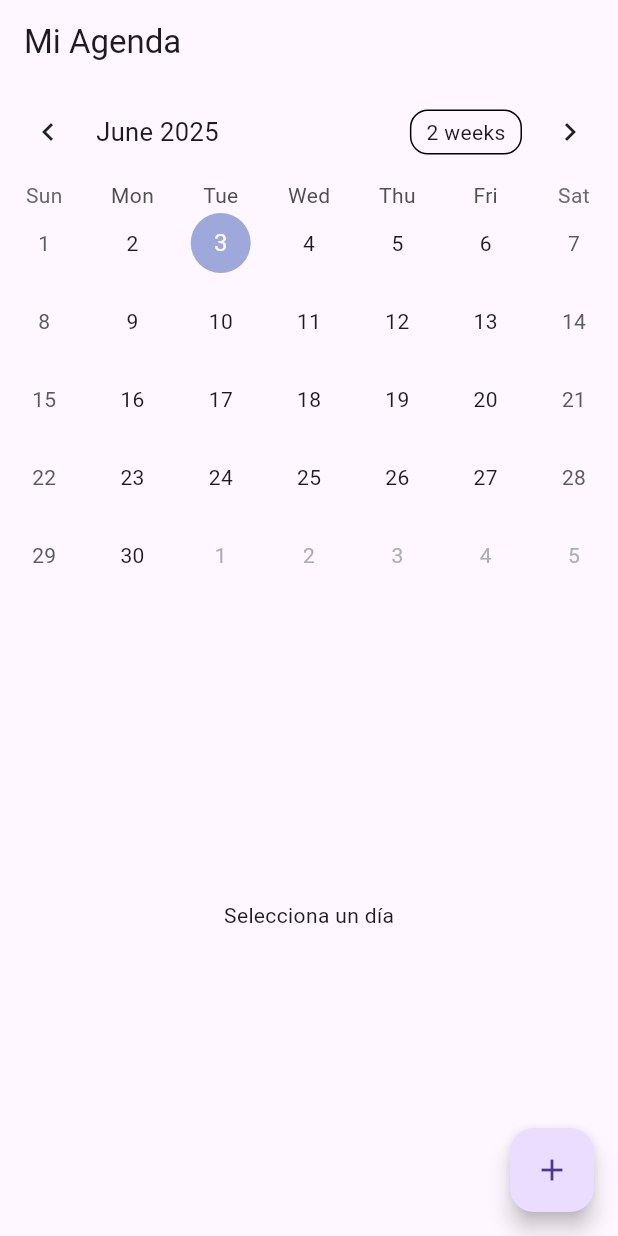
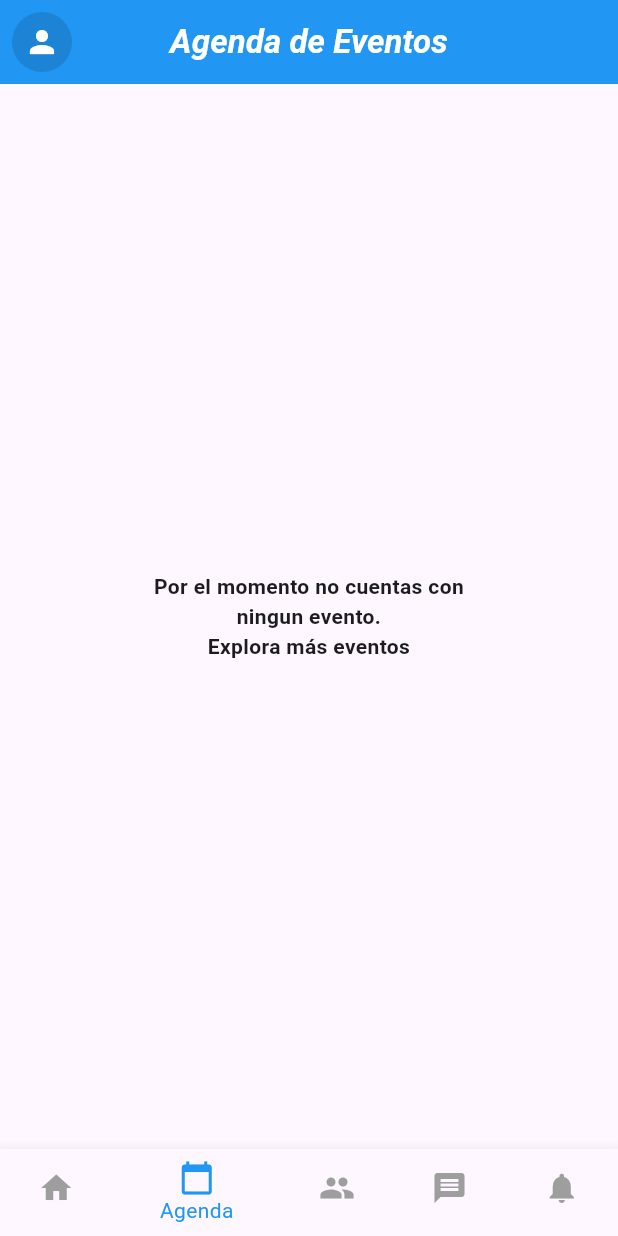
Before and after one commit to FABIANB3TANCOUR/ITEvent-supabase-, a Flutter app: the AgendaUsuario screen opened directly, on a phone screen of 412 x 824 dp. Run offline on Flutter 3.47's test engine with Material 3 defaults, Android fonts, the phone set to English and light mode, and no system bars; drawn by our look-alikes of table_calendar; our stand-ins replace shared_preferences, supabase_flutter; accounts and stored records are empty.

Commit message:
agenda de eventos general y actividades por evento, con segmentacion en dias

```diff
--- a/lib/main.dart
+++ b/lib/main.dart
@@ -1,4 +1,5 @@
 import 'package:flutter/material.dart';
+import 'package:intl/date_symbol_data_local.dart';
 import 'package:supabase_flutter/supabase_flutter.dart'; // ← NUEVO
 
 import 'screens/type_logins.dart';
@@ -12,7 +13,7 @@ void main() async {
     anonKey:
         'eyJhbGciOiJIUzI1NiIsInR5cCI6IkpXVCJ9.eyJpc3MiOiJzdXBhYmFzZSIsInJlZiI6ImJzaWVwemd1dHdzbWJlZnR5cmRkIiwicm9sZSI6ImFub24iLCJpYXQiOjE3NDg0MTUxMDQsImV4cCI6MjA2Mzk5MTEwNH0.5UxlIN7IueevK82QoWly1MoGil1kRSU8cFoygVns-T8', // ← CAMBIA ESTO
   );
-
+  await initializeDateFormatting('es', null);
   runApp(const ITEventApp());
 }
 
--- a/lib/screens/admin/agenda.dart
+++ b/lib/screens/admin/agenda.dart
@@ -1,73 +1,173 @@
 import 'package:flutter/material.dart';
-import 'package:table_calendar/table_calendar.dart';
+import 'package:supabase_flutter/supabase_flutter.dart';
+
+import 'agenda_detail.dart';
+import 'main_navigator.dart';
+import 'perfil.dart';
 
 class AgendaUsuario extends StatefulWidget {
+  const AgendaUsuario({super.key});
+
   @override
-  _AgendaUsuarioState createState() => _AgendaUsuarioState();
+  State<AgendaUsuario> createState() => _AgendaUsuarioState();
 }
 
 class _AgendaUsuarioState extends State<AgendaUsuario> {
-  CalendarFormat _calendarFormat = CalendarFormat.month;
-  DateTime _focusedDay = DateTime.now();
-  DateTime? _selectedDay;
-  Map<DateTime, List<String>> _eventos = {
-    DateTime.now(): ['Reunión con equipo', 'Clase de Flutter'],
-  };
+  /// Cliente de Supabase
+  final supabase = Supabase.instance.client;
 
+  /// Lista con los eventos obtenidos de la BD
+  List<dynamic> eventos = [];
+
+  /// Indicador de carga
+  bool isLoading = true;
+
+  @override
+  void initState() {
+    super.initState();
+    _cargarEventos();
+  }
+
+  /// Obtiene todos los eventos ordenados por fecha de inicio
+  Future<void> _cargarEventos() async {
+    setState(() => isLoading = true);
+    try {
+      final data = await supabase
+          .from('eventos')
+          .select()
+          .order('fecha_inicio');
+      if (mounted) {
+        setState(() {
+          eventos = data;
+          isLoading = false;
+        });
+      }
+    } catch (e) {
+      if (mounted) {
+        ScaffoldMessenger.of(
+          context,
+        ).showSnackBar(SnackBar(content: Text('Error al cargar eventos: $e')));
+        setState(() => isLoading = false);
+      }
+    }
+  }
+
+  /// Muestra un diálogo para crear un nuevo evento
   @override
   Widget build(BuildContext context) {
     return Scaffold(
       appBar: AppBar(
-        title: Text('Mi Agenda'),
+        backgroundColor: Colors.blue,
+        leading: GestureDetector(
+          onTap:
+              () => Navigator.push(
+                context,
+                MaterialPageRoute(builder: (context) => const PerfilScreen()),
+              ),
+          child: const Padding(
+            padding: EdgeInsets.all(8.0),
+            child: CircleAvatar(
+              backgroundColor: Colors.black12,
+              child: Icon(Icons.person, color: Colors.white),
+            ),
+          ),
+        ),
+        title: const Text(
+          'Agenda de Eventos',
+          style: TextStyle(
+            fontWeight: FontWeight.bold,
+            fontStyle: FontStyle.italic,
+            color: Colors.white,
+          ),
+        ),
+        centerTitle: true,
       ),
-      body: Column(
-        children: [
-          TableCalendar(
-            calendarFormat: _calendarFormat,
-            focusedDay: _focusedDay,
-            firstDay: DateTime(2000),
-            lastDay: DateTime(2050),
-            selectedDayPredicate: (day) => isSameDay(_selectedDay, day),
-            onDaySelected: (selectedDay, focusedDay) {
-              setState(() {
-                _selectedDay = selectedDay;
-                _focusedDay = focusedDay;
-              });
-            },
-            eventLoader: (day) => _eventos[day] ?? [],
+      body:
+          isLoading
+              ? const Center(child: CircularProgressIndicator())
+              : eventos.isEmpty
+              ? Center(
+                child: Column(
+                  mainAxisAlignment: MainAxisAlignment.center,
+                  children: [
+                    const Text(
+                      'Por el momento no cuentas con\nningun evento.\nExplora más eventos',
+                      textAlign: TextAlign.center,
+                      style: TextStyle(fontWeight: FontWeight.bold),
+                    ),
+                  ],
+                ),
+              )
+              : RefreshIndicator(
+                onRefresh: _cargarEventos,
+                child: ListView.builder(
+                  padding: const EdgeInsets.symmetric(vertical: 8),
+                  itemCount: eventos.length,
+                  itemBuilder: (context, index) {
+                    final evento = eventos[index];
+                    return ListTile(
+                      contentPadding: const EdgeInsets.symmetric(
+                        horizontal: 20,
+                        vertical: 4,
+                      ),
+                      shape: RoundedRectangleBorder(
+                        borderRadius: BorderRadius.circular(12),
+                      ),
+                      leading:
+                          evento['logo_url'] != null &&
+                                  evento['logo_url'].toString().isNotEmpty
+                              ? Image.network(
+                                evento['logo_url'],
+                                width: 70,
+                                height: 70,
+                                fit: BoxFit.contain,
+                              )
+                              : null,
+                      title: Text(
+                        evento['nombre_evento'] ?? 'Sin nombre',
+                        style: const TextStyle(fontWeight: FontWeight.w600),
+                      ),
+                      subtitle: Text(
+                        '${evento['fecha_inicio']}  -  ${evento['fecha_fin']}',
+                      ),
+                      trailing: const Icon(Icons.arrow_forward_ios, size: 16),
+                      onTap: () {
+                        Navigator.push(
+                          context,
+                          MaterialPageRoute(
+                            builder:
+                                (_) =>
+                                    AgendaEventoScreen(idEvento: evento['id']),
+                          ),
+                        );
+                      },
+                    );
+                  },
+                ),
+              ),
+
+      bottomNavigationBar: BottomNavigationBar(
+        currentIndex: 1,
+        selectedItemColor: Colors.blue,
+        unselectedItemColor: Colors.grey,
+        onTap: (index) => navigateToPage(context, index),
+        items: const [
+          BottomNavigationBarItem(icon: Icon(Icons.home), label: 'Home'),
+          BottomNavigationBarItem(
+            icon: Icon(Icons.calendar_today),
+            label: 'Agenda',
           ),
-          Expanded(
-            child: _selectedDay == null
-                ? Center(child: Text('Selecciona un día'))
-                : ListView.builder(
-                    itemCount: _eventos[_selectedDay]?.length ?? 0,
-                    itemBuilder: (context, index) {
-                      return Card(
-                        child: ListTile(
-                          title: Text(_eventos[_selectedDay]![index]),
-                          trailing: IconButton(
-                            icon: Icon(Icons.delete),
-                            onPressed: () => _eliminarEvento(index),
-                          ),
-                        ),
-                      );
-                    },
-                  ),
+          BottomNavigationBarItem(icon: Icon(Icons.group), label: 'Asistentes'),
+          BottomNavigationBarItem(
+            icon: Icon(Icons.message),
+            label: 'Comunidad',
+          ),
+          BottomNavigationBarItem(
+            icon: Icon(Icons.notifications),
+            label: 'Notificaciones',
           ),
         ],
       ),
-      floatingActionButton: FloatingActionButton(
-        child: Icon(Icons.add),
-        onPressed: () {
-          Navigator.pushNamed(context, '/agregar_evento');
-        },
-      ),
     );
   }
-
-  void _eliminarEvento(int index) {
-    setState(() {
-      _eventos[_selectedDay]?.removeAt(index);
-    });
-  }
 }
```
Also changed, not shown: lib/screens/admin/agenda_detail.dart (added, +354 -0 lines), 12 other files.
